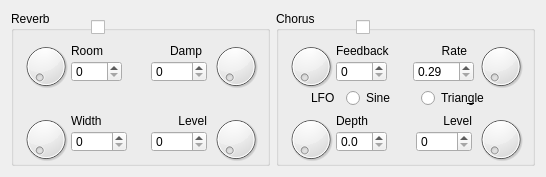
Old version of the form qmpefxwindow.ui in the repository chirs241097/QMidiPlayer.
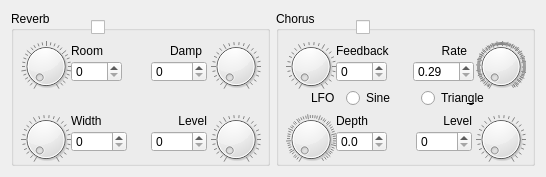
New version of the form.

Diff of the .ui file:
```diff
--- a/qmpefxwindow.ui
+++ b/qmpefxwindow.ui
@@ -56,6 +56,9 @@
       <property name="maximum">
        <number>120</number>
       </property>
+      <property name="notchesVisible">
+       <bool>true</bool>
+      </property>
      </widget>
      <widget class="QDial" name="dDamp">
       <property name="geometry">
@@ -69,6 +72,9 @@
       <property name="maximum">
        <number>100</number>
       </property>
+      <property name="notchesVisible">
+       <bool>true</bool>
+      </property>
      </widget>
      <widget class="QDial" name="dWidth">
       <property name="geometry">
@@ -82,6 +88,9 @@
       <property name="maximum">
        <number>100</number>
       </property>
+      <property name="notchesVisible">
+       <bool>true</bool>
+      </property>
      </widget>
      <widget class="QDial" name="dLevelR">
       <property name="geometry">
@@ -95,6 +104,9 @@
       <property name="maximum">
        <number>100</number>
       </property>
+      <property name="notchesVisible">
+       <bool>true</bool>
+      </property>
      </widget>
      <widget class="QLabel" name="lbRoom">
       <property name="geometry">
@@ -238,6 +250,9 @@
       <property name="maximum">
        <number>99</number>
       </property>
+      <property name="notchesVisible">
+       <bool>true</bool>
+      </property>
      </widget>
      <widget class="QDial" name="dRate">
       <property name="geometry">
@@ -257,6 +272,9 @@
       <property name="value">
        <number>29</number>
       </property>
+      <property name="notchesVisible">
+       <bool>true</bool>
+      </property>
      </widget>
      <widget class="QDial" name="dDepth">
       <property name="geometry">
@@ -270,6 +288,9 @@
       <property name="maximum">
        <number>210</number>
       </property>
+      <property name="notchesVisible">
+       <bool>true</bool>
+      </property>
      </widget>
      <widget class="QDial" name="dLevelC">
       <property name="geometry">
@@ -283,6 +304,9 @@
       <property name="maximum">
        <number>100</number>
       </property>
+      <property name="notchesVisible">
+       <bool>true</bool>
+      </property>
      </widget>
      <widget class="QLabel" name="lbFeedBack">
       <property name="geometry">
```
